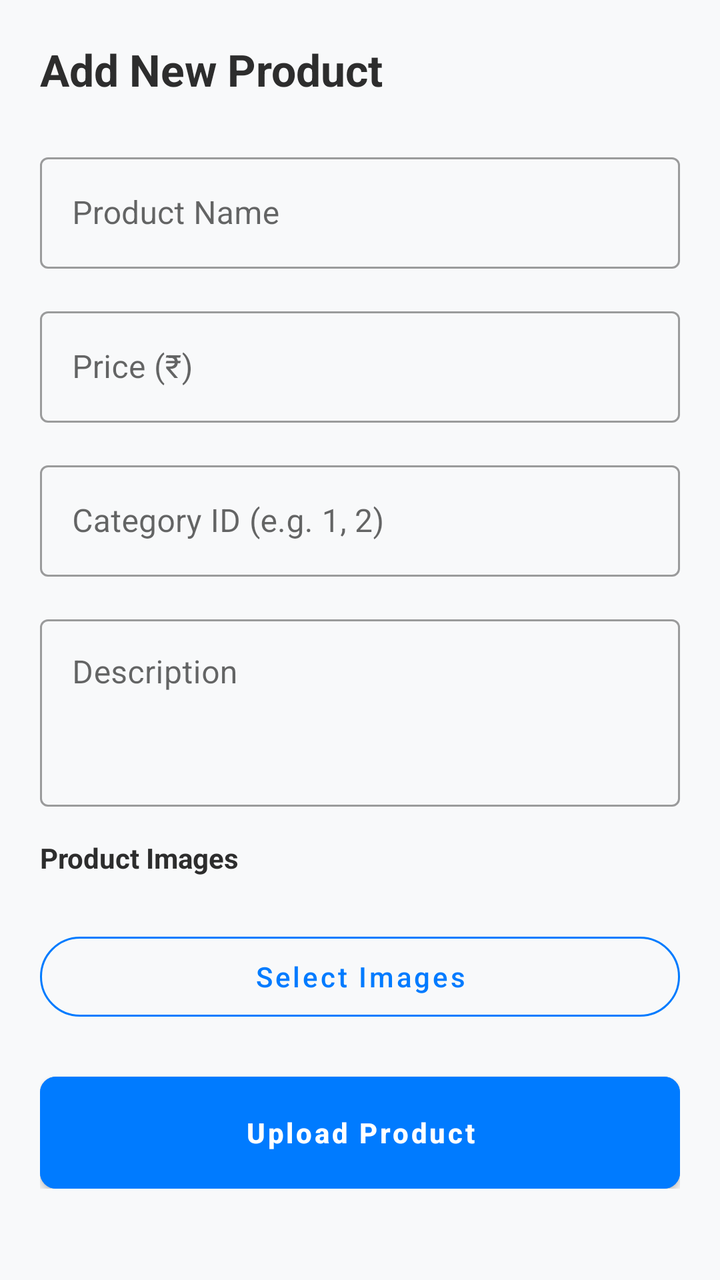
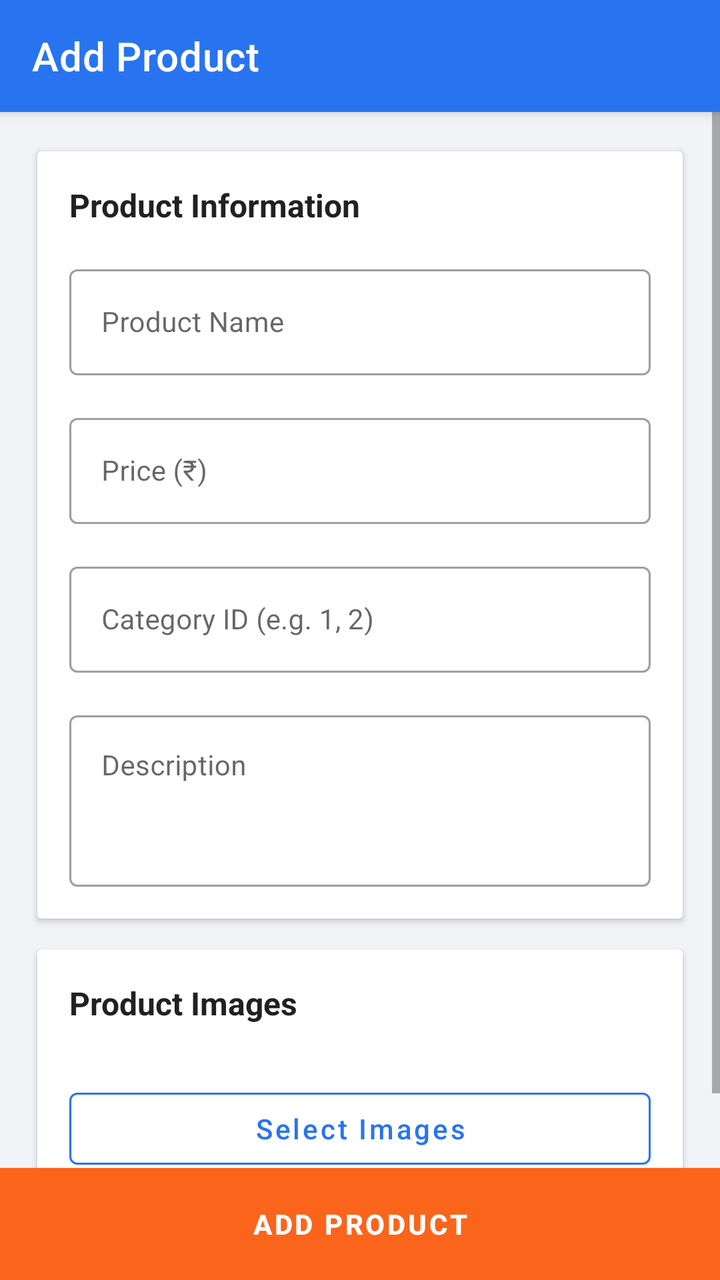

Compare the two renders of this Android layout. The source of the first and the diff that turns it into the second are given below.
<!-- AndroidManifest.xml: application theme Theme.SKRozaanaBazaar -->
<!-- res/layout/activity_add_product.xml -->
<?xml version="1.0" encoding="utf-8"?>
<ScrollView xmlns:android="http://schemas.android.com/apk/res/android"
    xmlns:app="http://schemas.android.com/apk/res-auto"
    android:layout_width="match_parent"
    android:layout_height="match_parent"
    android:background="@color/colorBackground">

    <LinearLayout
        android:layout_width="match_parent"
        android:layout_height="wrap_content"
        android:orientation="vertical"
        android:padding="20dp">

        <TextView
            android:layout_width="wrap_content"
            android:layout_height="wrap_content"
            android:layout_marginBottom="24dp"
            android:text="Add New Product"
            android:textColor="@color/text_primary"
            android:textSize="22sp"
            android:textStyle="bold" />

        <com.google.android.material.textfield.TextInputLayout
            style="@style/Widget.MaterialComponents.TextInputLayout.OutlinedBox"
            android:layout_width="match_parent"
            android:layout_height="wrap_content"
            android:layout_marginBottom="16dp"
            android:hint="Product Name">

            <com.google.android.material.textfield.TextInputEditText
                android:id="@+id/etProductName"
                android:layout_width="match_parent"
                android:layout_height="wrap_content" />
        </com.google.android.material.textfield.TextInputLayout>

        <com.google.android.material.textfield.TextInputLayout
            style="@style/Widget.MaterialComponents.TextInputLayout.OutlinedBox"
            android:layout_width="match_parent"
            android:layout_height="wrap_content"
            android:layout_marginBottom="16dp"
            android:hint="Price (₹)">

            <com.google.android.material.textfield.TextInputEditText
                android:id="@+id/etProductPrice"
                android:layout_width="match_parent"
                android:layout_height="wrap_content"
                android:inputType="numberDecimal" />
        </com.google.android.material.textfield.TextInputLayout>

        <com.google.android.material.textfield.TextInputLayout
            style="@style/Widget.MaterialComponents.TextInputLayout.OutlinedBox"
            android:layout_width="match_parent"
            android:layout_height="wrap_content"
            android:layout_marginBottom="16dp"
            android:hint="Category ID (e.g. 1, 2)">

            <com.google.android.material.textfield.TextInputEditText
                android:id="@+id/etCategoryId"
                android:layout_width="match_parent"
                android:layout_height="wrap_content"
                android:inputType="number" />
        </com.google.android.material.textfield.TextInputLayout>

        <com.google.android.material.textfield.TextInputLayout
            style="@style/Widget.MaterialComponents.TextInputLayout.OutlinedBox"
            android:layout_width="match_parent"
            android:layout_height="wrap_content"
            android:layout_marginBottom="16dp"
            android:hint="Description">

            <com.google.android.material.textfield.TextInputEditText
                android:id="@+id/etProductDescription"
                android:layout_width="match_parent"
                android:layout_height="wrap_content"
                android:gravity="top"
                android:minLines="3" />
        </com.google.android.material.textfield.TextInputLayout>

        <TextView
            android:layout_width="wrap_content"
            android:layout_height="wrap_content"
            android:layout_marginBottom="8dp"
            android:text="Product Images"
            android:textColor="@color/text_primary"
            android:textStyle="bold" />

        <androidx.recyclerview.widget.RecyclerView
            android:id="@+id/rvSelectedImages"
            android:layout_width="match_parent"
            android:layout_height="wrap_content"
            android:layout_marginBottom="16dp"
            android:orientation="horizontal"
            app:layoutManager="androidx.recyclerview.widget.LinearLayoutManager" />

        <Button
            android:id="@+id/btnAddImages"
            style="@style/Widget.MaterialComponents.Button.OutlinedButton"
            android:layout_width="match_parent"
            android:layout_height="52dp"
            android:layout_marginBottom="24dp"
            android:text="Select Images"
            app:strokeColor="@color/colorPrimary" />

        <Button
            android:id="@+id/btnSubmitProduct"
            android:layout_width="match_parent"
            android:layout_height="56dp"
            android:backgroundTint="@color/colorPrimary"
            android:text="Upload Product"
            android:textColor="@android:color/white"
            android:textStyle="bold"
            app:cornerRadius="8dp" />

    </LinearLayout>
</ScrollView>
<!-- resources referenced by this layout -->
<resources>
  <color name="colorBackground">#F8F9FA</color>
  <color name="colorPrimary">#007BFF</color>
  <color name="text_primary">#2D2D2D</color>
  <style name="Theme.SKRozaanaBazaar" parent="Theme.MaterialComponents.DayNight.NoActionBar">
          
          <item name="colorPrimary">@color/colorPrimary</item>
          <item name="colorPrimaryVariant">@color/colorPrimary</item>
          <item name="colorOnPrimary">@color/white</item>
          
          <item name="colorSecondary">@color/colorSecondary</item>
          <item name="colorSecondaryVariant">@color/colorSecondary</item>
          <item name="colorOnSecondary">@color/white</item>
          
          <item name="android:statusBarColor" tools:targetApi="l">?attr/colorPrimary</item>
  
          
          <item name="materialButtonStyle">@style/Widget.App.Button</item>
          <item name="materialCardViewStyle">@style/Widget.App.Card</item>
      </style>
  <color name="white">#FFFFFFFF</color>
  <color name="colorSecondary">#FB641B</color>
  <style name="Widget.App.Button" parent="Widget.MaterialComponents.Button">
          <item name="shapeAppearanceOverlay">@style/ShapeAppearance.App.Rounded</item>
          <item name="android:insetTop">0dp</item>
          <item name="android:insetBottom">0dp</item>
          <item name="android:textAllCaps">false</item>
      </style>
  <style name="Widget.App.Card" parent="Widget.MaterialComponents.CardView">
          <item name="shapeAppearanceOverlay">@style/ShapeAppearance.App.Rounded.Large</item>
          <item name="cardElevation">2dp</item>
      </style>
  <style name="ShapeAppearance.App.Rounded" parent="ShapeAppearance.MaterialComponents.SmallComponent">
          <item name="cornerFamily">rounded</item>
          <item name="cornerSize">20dp</item>
      </style>
  <style name="ShapeAppearance.App.Rounded.Large" parent="ShapeAppearance.MaterialComponents.MediumComponent">
          <item name="cornerFamily">rounded</item>
          <item name="cornerSize">16dp</item>
      </style>
</resources>

<!-- the commit's change to res/layout/activity_add_product.xml (unified diff, before → after) -->
@@ -1,115 +1,174 @@
 <?xml version="1.0" encoding="utf-8"?>
-<ScrollView xmlns:android="http://schemas.android.com/apk/res/android"
+<LinearLayout xmlns:android="http://schemas.android.com/apk/res/android"
     xmlns:app="http://schemas.android.com/apk/res-auto"
     android:layout_width="match_parent"
     android:layout_height="match_parent"
-    android:background="@color/colorBackground">
+    android:background="@color/colorBackground"
+    android:orientation="vertical">
 
-    <LinearLayout
+    <com.google.android.material.appbar.AppBarLayout
         android:layout_width="match_parent"
         android:layout_height="wrap_content"
-        android:orientation="vertical"
-        android:padding="20dp">
+        android:elevation="4dp">
 
-        <TextView
-            android:layout_width="wrap_content"
-            android:layout_height="wrap_content"
-            android:layout_marginBottom="24dp"
-            android:text="Add New Product"
-            android:textColor="@color/text_primary"
-            android:textSize="22sp"
-            android:textStyle="bold" />
+        <androidx.appcompat.widget.Toolbar
+            android:id="@+id/toolbar"
+            android:layout_width="match_parent"
+            android:layout_height="?attr/actionBarSize"
+            android:background="@color/colorPrimary"
+            app:title="Add Product"
+            app:titleTextColor="@color/white" />
+    </com.google.android.material.appbar.AppBarLayout>
 
-        <com.google.android.material.textfield.TextInputLayout
-            style="@style/Widget.MaterialComponents.TextInputLayout.OutlinedBox"
+    <ScrollView
+        android:layout_width="match_parent"
+        android:layout_height="0dp"
+        android:layout_weight="1">
+
+        <LinearLayout
             android:layout_width="match_parent"
             android:layout_height="wrap_content"
-            android:layout_marginBottom="16dp"
-            android:hint="Product Name">
+            android:orientation="vertical"
+            android:padding="16dp">
 
-            <com.google.android.material.textfield.TextInputEditText
-                android:id="@+id/etProductName"
-                android:layout_width="match_parent"
-                android:layout_height="wrap_content" />
-        </com.google.android.material.textfield.TextInputLayout>
-
-        <com.google.android.material.textfield.TextInputLayout
-            style="@style/Widget.MaterialComponents.TextInputLayout.OutlinedBox"
-            android:layout_width="match_parent"
-            android:layout_height="wrap_content"
-            android:layout_marginBottom="16dp"
-            android:hint="Price (₹)">
-
-            <com.google.android.material.textfield.TextInputEditText
-                android:id="@+id/etProductPrice"
+            <com.google.android.material.card.MaterialCardView
                 android:layout_width="match_parent"
                 android:layout_height="wrap_content"
-                android:inputType="numberDecimal" />
-        </com.google.android.material.textfield.TextInputLayout>
+                app:cardCornerRadius="2dp"
+                app:cardElevation="2dp"
+                app:cardUseCompatPadding="true">
 
-        <com.google.android.material.textfield.TextInputLayout
-            style="@style/Widget.MaterialComponents.TextInputLayout.OutlinedBox"
-            android:layout_width="match_parent"
-            android:layout_height="wrap_content"
-            android:layout_marginBottom="16dp"
-            android:hint="Category ID (e.g. 1, 2)">
+                <LinearLayout
+                    android:layout_width="match_parent"
+                    android:layout_height="wrap_content"
+                    android:orientation="vertical"
+                    android:padding="16dp">
 
-            <com.google.android.material.textfield.TextInputEditText
-                android:id="@+id/etCategoryId"
+                    <TextView
+                        android:layout_width="wrap_content"
+                        android:layout_height="wrap_content"
+                        android:layout_marginBottom="16dp"
+                        android:text="Product Information"
+                        android:textColor="@color/text_primary"
+                        android:textSize="16sp"
+                        android:textStyle="bold" />
+
+                    <com.google.android.material.textfield.TextInputLayout
+                        style="@style/Widget.MaterialComponents.TextInputLayout.OutlinedBox"
+                        android:layout_width="match_parent"
+                        android:layout_height="wrap_content"
+                        android:layout_marginBottom="16dp"
+                        android:hint="Product Name">
+
+                        <com.google.android.material.textfield.TextInputEditText
+                            android:id="@+id/etProductName"
+                            android:layout_width="match_parent"
+                            android:layout_height="wrap_content"
+                            android:textSize="14sp" />
+                    </com.google.android.material.textfield.TextInputLayout>
+
+                    <com.google.android.material.textfield.TextInputLayout
+                        style="@style/Widget.MaterialComponents.TextInputLayout.OutlinedBox"
+                        android:layout_width="match_parent"
+                        android:layout_height="wrap_content"
+                        android:layout_marginBottom="16dp"
+                        android:hint="Price (₹)">
+
+                        <com.google.android.material.textfield.TextInputEditText
+                            android:id="@+id/etProductPrice"
+                            android:layout_width="match_parent"
+                            android:layout_height="wrap_content"
+                            android:inputType="numberDecimal"
+                            android:textSize="14sp" />
+                    </com.google.android.material.textfield.TextInputLayout>
+
+                    <com.google.android.material.textfield.TextInputLayout
+                        style="@style/Widget.MaterialComponents.TextInputLayout.OutlinedBox"
+                        android:layout_width="match_parent"
+                        android:layout_height="wrap_content"
+                        android:layout_marginBottom="16dp"
+                        android:hint="Category ID (e.g. 1, 2)">
+
+                        <com.google.android.material.textfield.TextInputEditText
+                            android:id="@+id/etCategoryId"
+                            android:layout_width="match_parent"
+                            android:layout_height="wrap_content"
+                            android:inputType="number"
+                            android:textSize="14sp" />
+                    </com.google.android.material.textfield.TextInputLayout>
+
+                    <com.google.android.material.textfield.TextInputLayout
+                        style="@style/Widget.MaterialComponents.TextInputLayout.OutlinedBox"
+                        android:layout_width="match_parent"
+                        android:layout_height="wrap_content"
+                        android:hint="Description">
+
+                        <com.google.android.material.textfield.TextInputEditText
+                            android:id="@+id/etProductDescription"
+                            android:layout_width="match_parent"
+                            android:layout_height="wrap_content"
+                            android:gravity="top"
+                            android:minLines="3"
+                            android:textSize="14sp" />
+                    </com.google.android.material.textfield.TextInputLayout>
+                </LinearLayout>
+            </com.google.android.material.card.MaterialCardView>
+
+            <com.google.android.material.card.MaterialCardView
                 android:layout_width="match_parent"
                 android:layout_height="wrap_content"
-                android:inputType="number" />
-        </com.google.android.material.textfield.TextInputLayout>
+                android:layout_marginTop="8dp"
+                app:cardCornerRadius="2dp"
+                app:cardElevation="2dp"
+                app:cardUseCompatPadding="true">
 
-        <com.google.android.material.textfield.TextInputLayout
-            style="@style/Widget.MaterialComponents.TextInputLayout.OutlinedBox"
-            android:layout_width="match_parent"
-            android:layout_height="wrap_content"
-            android:layout_marginBottom="16dp"
-            android:hint="Description">
+                <LinearLayout
+                    android:layout_width="match_parent"
+                    android:layout_height="wrap_content"
+                    android:orientation="vertical"
+                    android:padding="16dp">
 
-            <com.google.android.material.textfield.TextInputEditText
-                android:id="@+id/etProductDescription"
-                android:layout_width="match_parent"
-                android:layout_height="wrap_content"
-                android:gravity="top"
-                android:minLines="3" />
-        </com.google.android.material.textfield.TextInputLayout>
+                    <TextView
+                        android:layout_width="wrap_content"
+                        android:layout_height="wrap_content"
+                        android:layout_marginBottom="12dp"
+                        android:text="Product Images"
+                        android:textColor="@color/text_primary"
+                        android:textSize="16sp"
+                        android:textStyle="bold" />
 
-        <TextView
-            android:layout_width="wrap_content"
-            android:layout_height="wrap_content"
-            android:layout_marginBottom="8dp"
-            android:text="Product Images"
-            android:textColor="@color/text_primary"
-            android:textStyle="bold" />
+                    <androidx.recyclerview.widget.RecyclerView
+                        android:id="@+id/rvSelectedImages"
+                        android:layout_width="match_parent"
+                        android:layout_height="wrap_content"
+                        android:layout_marginBottom="16dp"
+                        android:orientation="horizontal"
+                        app:layoutManager="androidx.recyclerview.widget.LinearLayoutManager" />
 
-        <androidx.recyclerview.widget.RecyclerView
-            android:id="@+id/rvSelectedImages"
-            android:layout_width="match_parent"
-            android:layout_height="wrap_content"
-            android:layout_marginBottom="16dp"
-            android:orientation="horizontal"
-            app:layoutManager="androidx.recyclerview.widget.LinearLayoutManager" />
+                    <Button
+                        android:id="@+id/btnAddImages"
+                        style="@style/Widget.MaterialComponents.Button.OutlinedButton"
+                        android:layout_width="match_parent"
+                        android:layout_height="wrap_content"
+                        android:text="Select Images"
+                        android:textColor="@color/colorPrimary"
+                        app:strokeColor="@color/colorPrimary" />
+                </LinearLayout>
+            </com.google.android.material.card.MaterialCardView>
 
-        <Button
-            android:id="@+id/btnAddImages"
-            style="@style/Widget.MaterialComponents.Button.OutlinedButton"
-            android:layout_width="match_parent"
-            android:layout_height="52dp"
-            android:layout_marginBottom="24dp"
-            android:text="Select Images"
-            app:strokeColor="@color/colorPrimary" />
+        </LinearLayout>
+    </ScrollView>
 
-        <Button
-            android:id="@+id/btnSubmitProduct"
-            android:layout_width="match_parent"
-            android:layout_height="56dp"
-            android:backgroundTint="@color/colorPrimary"
-            android:text="Upload Product"
-            android:textColor="@android:color/white"
-            android:textStyle="bold"
-            app:cornerRadius="8dp" />
+    <Button
+        android:id="@+id/btnSubmitProduct"
+        android:layout_width="match_parent"
+        android:layout_height="56dp"
+        android:backgroundTint="@color/colorSecondary"
+        android:insetTop="0dp"
+        android:insetBottom="0dp"
+        android:text="ADD PRODUCT"
+        android:textColor="@color/white"
+        android:textStyle="bold"
+        app:cornerRadius="0dp" />
 
-    </LinearLayout>
-</ScrollView>
+</LinearLayout>
<!-- resource entries referenced after the edit -->
@@ -1,8 +1,8 @@
 <!-- resources referenced by this layout -->
 <resources>
-  <color name="colorBackground">#F8F9FA</color>
-  <color name="colorPrimary">#007BFF</color>
-  <color name="text_primary">#2D2D2D</color>
+  <color name="colorBackground">#F1F3F6</color>
+  <color name="colorPrimary">#2874F0</color>
+  <color name="text_primary">#212121</color>
   <style name="Theme.SKRozaanaBazaar" parent="Theme.MaterialComponents.DayNight.NoActionBar">
           
           <item name="colorPrimary">@color/colorPrimary</item>
@@ -29,15 +29,16 @@
       </style>
   <style name="Widget.App.Card" parent="Widget.MaterialComponents.CardView">
           <item name="shapeAppearanceOverlay">@style/ShapeAppearance.App.Rounded.Large</item>
-          <item name="cardElevation">2dp</item>
+          <item name="cardElevation">1dp</item>
+          <item name="android:layout_margin">4dp</item>
       </style>
   <style name="ShapeAppearance.App.Rounded" parent="ShapeAppearance.MaterialComponents.SmallComponent">
           <item name="cornerFamily">rounded</item>
-          <item name="cornerSize">20dp</item>
+          <item name="cornerSize">4dp</item>
       </style>
   <style name="ShapeAppearance.App.Rounded.Large" parent="ShapeAppearance.MaterialComponents.MediumComponent">
           <item name="cornerFamily">rounded</item>
-          <item name="cornerSize">16dp</item>
+          <item name="cornerSize">8dp</item>
       </style>
 </resources>
 
